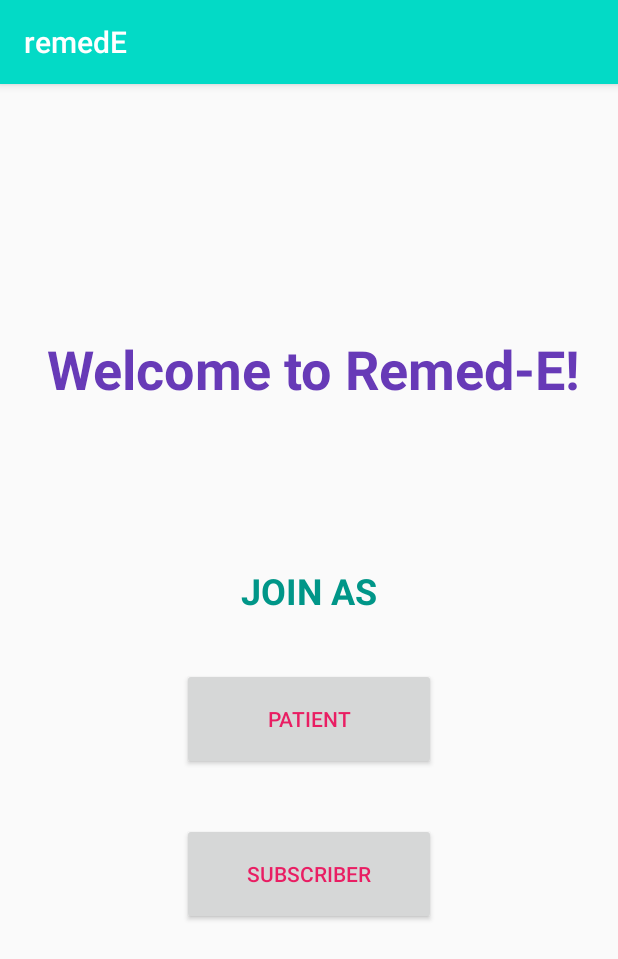
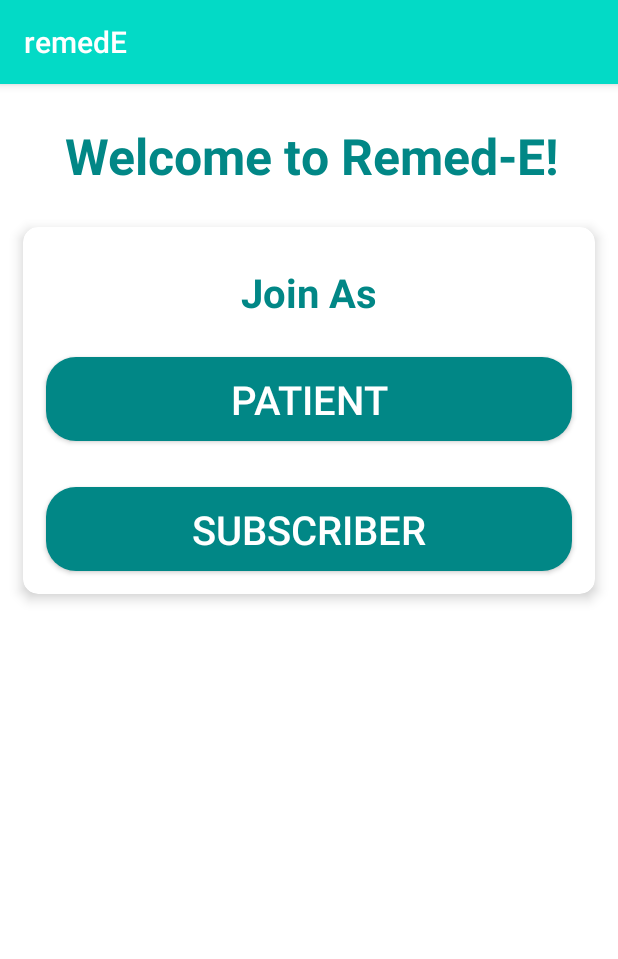
Before and after one commit to jasmeet0915/RemedE-Reminding-Medicines-Everyday, an Android app: the screen it shows after launch (MainActivity), on a phone screen of 412 x 824 dp. Shown: the top 959 px of the screen. Run offline under Robolectric (Android 15) with nearby library versions, the phone set to English and light mode, and no system bars.

Commit message:
main activity layout changed

```diff
--- a/remedE-app/app/src/main/res/layout/activity_main.xml
+++ b/remedE-app/app/src/main/res/layout/activity_main.xml
@@ -4,78 +4,94 @@
     xmlns:tools="http://schemas.android.com/tools"
     android:layout_width="match_parent"
     android:layout_height="match_parent"
+    android:background="#ffffff"
     tools:context=".MainActivity">
 
-    <Button
-        android:id="@+id/subscriber_button"
-        android:layout_width="169dp"
-        android:layout_height="68dp"
-        android:layout_marginStart="121dp"
-        android:layout_marginLeft="121dp"
-        android:layout_marginEnd="121dp"
-        android:layout_marginRight="121dp"
-        android:layout_marginBottom="207dp"
-        android:text="Subscriber"
-        android:textColor="#E91E63"
-        app:layout_constraintBottom_toBottomOf="parent"
-        app:layout_constraintEnd_toEndOf="parent"
-        app:layout_constraintHorizontal_bias="0.0"
-        app:layout_constraintStart_toStartOf="parent"
-        app:layout_constraintTop_toBottomOf="@+id/patient_button" />
-
     <TextView
-        android:id="@+id/textView"
-        android:layout_width="wrap_content"
-        android:layout_height="48dp"
-        android:layout_marginStart="31dp"
-        android:layout_marginLeft="31dp"
-        android:layout_marginEnd="27dp"
-        android:layout_marginRight="27dp"
-        android:layout_marginBottom="156dp"
-        android:fontFamily="sans-serif"
-        android:text="Welcome to Remed-E!"
-        android:textStyle="bold"
-        android:textColor="#673AB7"
-        android:textSize="36sp"
-        android:typeface="normal"
-        app:layout_constraintBottom_toTopOf="@+id/textView2"
-        app:layout_constraintEnd_toEndOf="parent"
-        app:layout_constraintHorizontal_bias="0.0"
-        app:layout_constraintStart_toStartOf="parent" />
-
-    <Button
-        android:id="@+id/patient_button"
-        android:layout_width="169dp"
-        android:layout_height="68dp"
-        android:layout_marginStart="121dp"
-        android:layout_marginLeft="121dp"
-        android:layout_marginTop="35dp"
-        android:layout_marginEnd="121dp"
-        android:layout_marginRight="121dp"
-        android:layout_marginBottom="35dp"
-        android:text="Patient"
-        android:textColor="#E91E63"
-        app:layout_constraintBottom_toTopOf="@+id/subscriber_button"
-        app:layout_constraintEnd_toEndOf="parent"
-        app:layout_constraintHorizontal_bias="1.0"
-        app:layout_constraintStart_toStartOf="parent"
-        app:layout_constraintTop_toBottomOf="@+id/textView2" />
-
-    <TextView
-        android:id="@+id/textView2"
+        android:id="@+id/welcome"
         android:layout_width="wrap_content"
         android:layout_height="wrap_content"
-        android:layout_marginStart="161dp"
-        android:layout_marginLeft="161dp"
-        android:layout_marginTop="108dp"
-        android:layout_marginEnd="161dp"
-        android:layout_marginRight="161dp"
-        android:text="JOIN AS"
+        android:layout_margin="15dp"
+        android:fontFamily="sans-serif"
+        android:padding="10dp"
+        android:text="Welcome to Remed-E!"
+        android:textColor="#018786"
+        android:textSize="15pt"
         android:textStyle="bold"
-        android:textColor="#009688"
-        android:textSize="24sp"
+        android:typeface="normal"
+        app:layout_constraintEnd_toEndOf="parent"
+        app:layout_constraintHorizontal_bias="0.562"
+        app:layout_constraintStart_toStartOf="parent"
+        app:layout_constraintTop_toTopOf="parent"
+        app:layout_constraintBottom_toTopOf="@id/joinCard"/>
+
+    <androidx.cardview.widget.CardView
+        android:id="@+id/joinCard"
+        android:layout_width="match_parent"
+        android:layout_height="wrap_content"
+        android:layout_margin="15dp"
+        android:layout_marginTop="202dp"
+        android:focusable="true"
+        android:foreground="?selectableItemBackground"
+        android:padding="10dp"
+        app:cardBackgroundColor="#ffffff"
+        app:cardCornerRadius="10dp"
+        app:cardElevation="5dp"
         app:layout_constraintEnd_toEndOf="parent"
         app:layout_constraintStart_toStartOf="parent"
-        app:layout_constraintTop_toBottomOf="@+id/textView" />
+        app:layout_constraintTop_toBottomOf="@+id/welcome">
+
+        <androidx.constraintlayout.widget.ConstraintLayout
+            android:layout_width="match_parent"
+            android:layout_height="match_parent">
+
+            <TextView
+                android:id="@+id/joinAs"
+                android:layout_width="wrap_content"
+                android:layout_height="wrap_content"
+                android:layout_margin="15dp"
+                android:padding="10dp"
+                android:text="Join As"
+                android:textColor="#018786"
+                android:textSize="12pt"
+                android:textStyle="bold"
+                app:layout_constraintEnd_toEndOf="parent"
+                app:layout_constraintStart_toStartOf="parent"
+                app:layout_constraintTop_toTopOf="parent" />
+
+            <Button
+                android:id="@+id/patient_button"
+                android:layout_width="match_parent"
+                android:layout_height="wrap_content"
+                android:layout_margin="15dp"
+                android:background="@drawable/rounded_button"
+                android:padding="10dp"
+                android:text="PATIENT"
+                android:textColor="#ffffff"
+                android:textSize="12pt"
+                app:layout_constraintBottom_toTopOf="@+id/subscriber_button"
+                app:layout_constraintEnd_toEndOf="parent"
+                app:layout_constraintStart_toStartOf="parent"
+                app:layout_constraintTop_toBottomOf="@+id/joinAs" />
+
+            <Button
+                android:id="@+id/subscriber_button"
+                android:layout_width="match_parent"
+                android:layout_height="wrap_content"
+                android:layout_margin="15dp"
+                android:background="@drawable/rounded_button"
+                android:padding="10dp"
+                android:text="SUBSCRIBER"
+                android:textColor="#ffffff"
+                android:textSize="12pt"
+                app:layout_constraintBottom_toBottomOf="parent"
+                app:layout_constraintEnd_toEndOf="parent"
+                app:layout_constraintStart_toStartOf="parent"
+                app:layout_constraintTop_toBottomOf="@+id/patient_button" />
+
+        </androidx.constraintlayout.widget.ConstraintLayout>
+    </androidx.cardview.widget.CardView>
+
+
 
 </androidx.constraintlayout.widget.ConstraintLayout>
```
